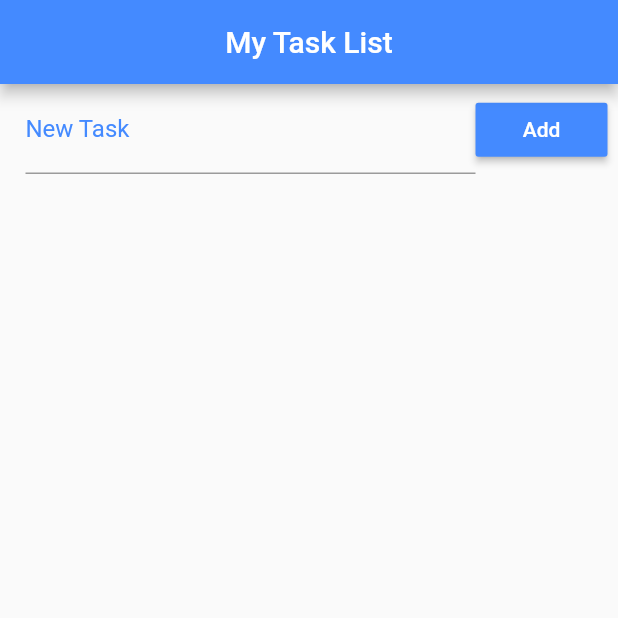
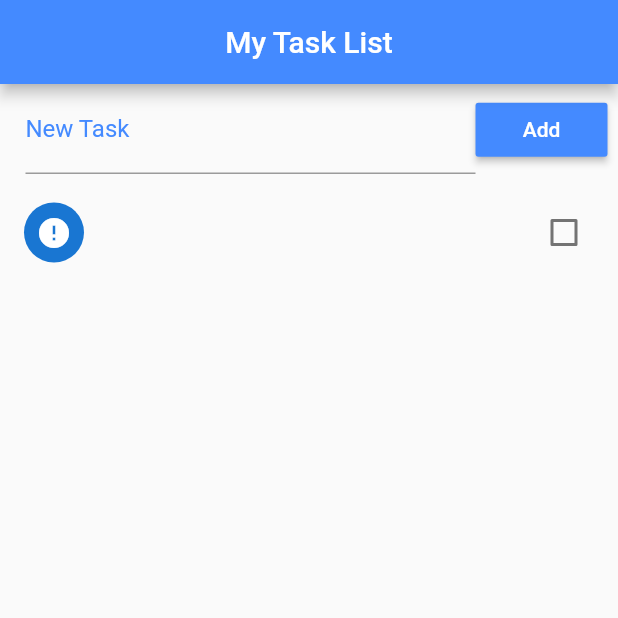
Before and after one commit to leoallvez/flutter-lab, a Flutter app: the screen it shows after launch, after a tap on "Add", on a phone screen of 412 x 824 dp, the top half of it. Run offline on Flutter 3.47's test engine with Material 2 defaults, Android fonts, the phone set to English and light mode, and no system bars.

Commit message:
task list undo

```diff
--- a/task_list/lib/main.dart
+++ b/task_list/lib/main.dart
@@ -1,6 +1,5 @@
 import 'dart:convert';
 import 'dart:io';
-import 'package:flutter/cupertino.dart';
 import 'package:flutter/material.dart';
 import 'package:path_provider/path_provider.dart';
 
@@ -18,6 +17,20 @@ class Home extends StatefulWidget {
 class _HomeState extends State<Home> {
 
   List _toDoList = [];
+  int _lastRemovedPos;
+  Map<String, dynamic> _lastRemoved;
+  final _toDoController = TextEditingController();
+
+  @override
+  void initState() {
+    super.initState();
+    _readData().then((data) {
+      setState(() {
+        _toDoList = json.decode(data);
+      });
+    });
+  }
+
   @override
   Widget build(BuildContext context) {
     return Scaffold(
@@ -34,6 +47,7 @@ class _HomeState extends State<Home> {
                 children: <Widget>[
                   Expanded(
                     child: TextField(
+                      controller: _toDoController,
                       decoration: InputDecoration(
                         labelText: "New Task",
                         labelStyle: TextStyle(color: Colors.blueAccent),
@@ -44,7 +58,7 @@ class _HomeState extends State<Home> {
                     color: Colors.blueAccent,
                     child: Text("Add"),
                     textColor: Colors.white,
-                    onPressed: () {},
+                    onPressed: _addToDo,
                   )
                 ]
               ),
@@ -53,20 +67,73 @@ class _HomeState extends State<Home> {
               child: ListView.builder(
                   padding: EdgeInsets.only(top: 10.0),
                   itemCount: _toDoList.length,
-                  itemBuilder: (context, index) {
-                    return CheckboxListTile(
-                        title: Text(_toDoList[index]["title"]),
-                        value: _toDoList[index]["ok"],
-                        secondary: CircleAvatar(
-                          child: Icon(_toDoList[index]["ok"] ? Icons.check : Icons.error),
-                        ),
-                    );
-                  }
+                  itemBuilder: _buildItem
               ),
             )
         ]
       ),
     );
+  }
+
+  Widget _buildItem(context, i) {
+    return Dismissible(
+      //key: Key(DateTime.now().millisecondsSinceEpoch.toString()),
+      key: Key("key_$i"),
+      background: Container(
+        color: Colors.red,
+        child: Align(
+          alignment: Alignment(-0.9, 0.0),
+          child: Icon(Icons.delete, color: Colors.white),
+        ),
+      ),
+      direction: DismissDirection.startToEnd,
+      child: CheckboxListTile(
+          title: Text(_toDoList[i]["title"]),
+          value: _toDoList[i]["ok"],
+          secondary: CircleAvatar(
+            child: Icon(_toDoList[i]["ok"] ? Icons.check : Icons.error),
+          ),
+          onChanged: (checked) =>
+              setState(() {
+                _toDoList[i]["ok"] = checked;
+                _saveData();
+              })
+      ),
+      onDismissed: (direction) {
+        setState(() {
+          _lastRemoved = Map.from(_lastRemoved[i]);
+          _lastRemovedPos = i;
+          _toDoList.removeAt(i);
+          _saveData();
+
+          final snack = SnackBar(
+            content: Text("Task \"${_toDoList[i]["title"]}\" removed!"),
+            action: SnackBarAction(
+              label: "undo",
+              onPressed: () {
+                setState(() {
+                  _toDoList.insert(_lastRemovedPos, _lastRemoved);
+                  _saveData();
+                });
+              },
+            ),
+            duration: Duration(seconds: 5),
+          );
+          Scaffold.of(context).showSnackBar(snack);
+        });
+      },
+    );
+  }
+
+  void _addToDo() {
+    setState(() {
+      Map<String, dynamic> newToDo = Map();
+      newToDo["title"] = _toDoController.text;
+      _toDoController.text = "";
+      newToDo["ok"] = false;
+      _toDoList.add(newToDo);
+      _saveData();
+    });
   }
 
   Future<File> _getFile() async {
```
Also changed, not shown: 1 other file.
